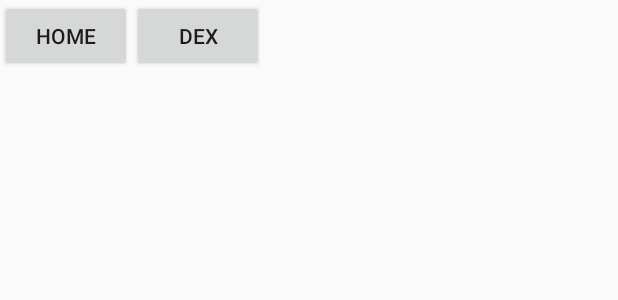
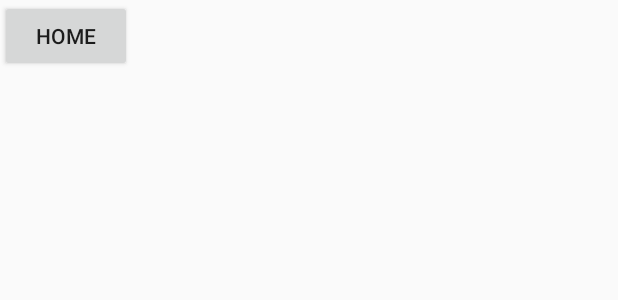
Before and after one commit to jsumagang/Project_2, an Android app: the layout activity_favorites.xml on its own in the app's theme, with its tools: preview values and no code run, on a phone screen of 412 x 824 dp. Shown: the top 300 px of the screen. Run offline under Robolectric (Android 15) with nearby library versions, the phone set to English and light mode, and no system bars.

Commit message:
Finishing touches

```diff
--- a/app/src/main/res/layout/activity_favorites.xml
+++ b/app/src/main/res/layout/activity_favorites.xml
@@ -13,16 +13,6 @@
         android:layout_height="wrap_content"
         android:text="Home"
         app:layout_constraintStart_toStartOf="parent"
-        app:layout_constraintTop_toTopOf="parent" />
-
-    <Button
-        android:id="@+id/dexButton"
-        android:layout_width="wrap_content"
-        android:layout_height="wrap_content"
-        android:text="Dex"
-        app:layout_constraintEnd_toEndOf="parent"
-        app:layout_constraintHorizontal_bias="0.0"
-        app:layout_constraintStart_toEndOf="@+id/favHomeButton"
         app:layout_constraintTop_toTopOf="parent" />
 
     <ScrollView
--- a/gradle/libs.versions.toml
+++ b/gradle/libs.versions.toml
@@ -1,5 +1,5 @@
 [versions]
-agp = "8.6.0"
+agp = "8.6.1"
 compiler = "<version>"
 glide = "4.15.1"
 junit = "4.13.2"
```
Also changed, not shown: app/build.gradle (+10 -1 lines).
